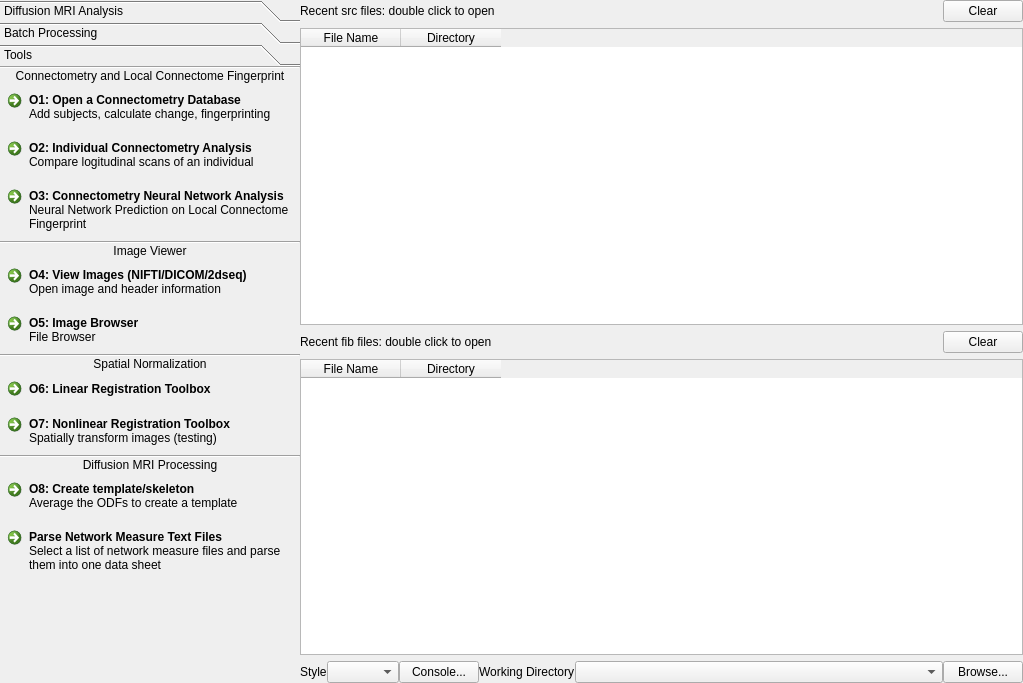
Qt form mainwindow.ui (frankyeh/DSI-Studio) before a commit.
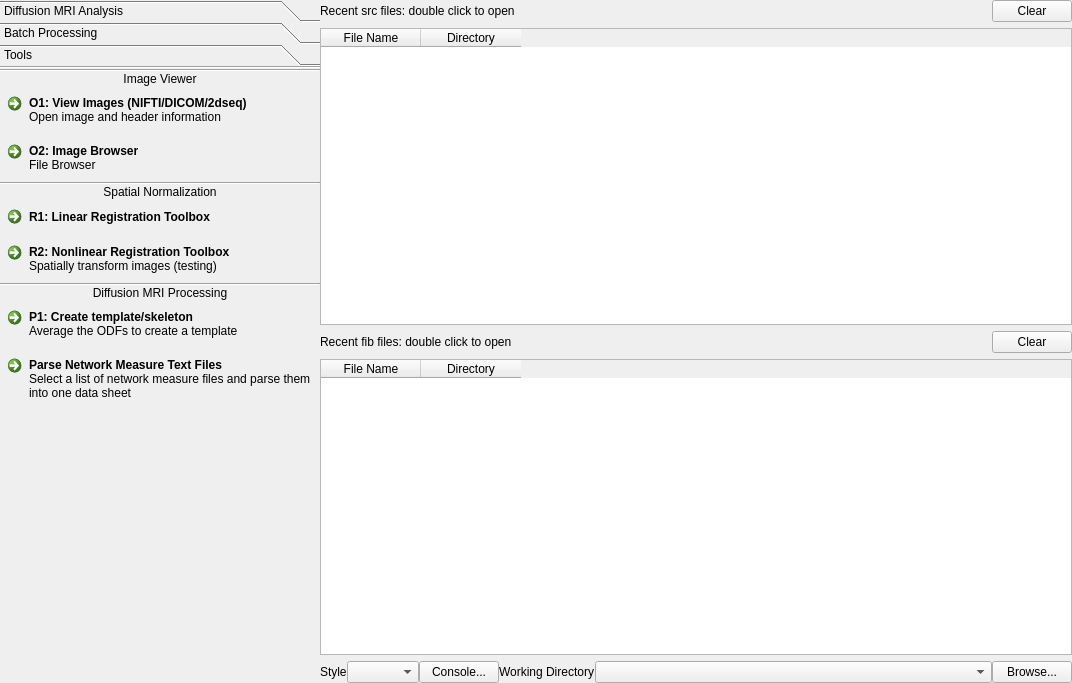
The same form after that commit. The open tabs and pages were chosen to show the change. Icons and pictures are not drawn.

What changed in the file:
```diff
--- a/mainwindow.ui
+++ b/mainwindow.ui
@@ -6,14 +6,18 @@
    <rect>
     <x>0</x>
     <y>0</y>
-    <width>1023</width>
+    <width>1072</width>
     <height>683</height>
    </rect>
   </property>
+  <property name="maximumSize">
+   <size>
+    <width>16777215</width>
+    <height>16777215</height>
+   </size>
+  </property>
   <property name="font">
-   <font>
-    <family>Arial</family>
-   </font>
+   <font/>
   </property>
   <property name="windowTitle">
    <string>DSI Studio</string>
@@ -24,7 +28,7 @@
   </property>
   <widget class="QWidget" name="centralWidget">
    <property name="sizePolicy">
-    <sizepolicy hsizetype="Expanding" vsizetype="Expanding">
+    <sizepolicy hsizetype="Preferred" vsizetype="Preferred">
      <horstretch>0</horstretch>
      <verstretch>0</verstretch>
     </sizepolicy>
@@ -55,7 +59,7 @@
       </property>
       <property name="maximumSize">
        <size>
-        <width>300</width>
+        <width>320</width>
         <height>16777215</height>
        </size>
       </property>
@@ -178,6 +182,16 @@
           </property>
          </widget>
         </item>
+        <item>
+         <widget class="QCommandLinkButton" name="open_db">
+          <property name="text">
+           <string>Step C2a: Modify a Connectometry Database</string>
+          </property>
+          <property name="description">
+           <string>Add or remove subjects, calculate longitudinal change, fingerprinting</string>
+          </property>
+         </widget>
+        </item>
         <item>
          <widget class="QCommandLinkButton" name="group_connectometry">
           <property name="text">
@@ -476,7 +490,7 @@
         <rect>
          <x>0</x>
          <y>0</y>
-         <width>300</width>
+         <width>320</width>
          <height>617</height>
         </rect>
        </property>
@@ -506,46 +520,6 @@
           </property>
          </widget>
         </item>
-        <item>
-         <widget class="QLabel" name="label_6">
-          <property name="text">
-           <string>Connectometry and Local Connectome Fingerprint</string>
-          </property>
-          <property name="alignment">
-           <set>Qt::AlignCenter</set>
-          </property>
-         </widget>
-        </item>
-        <item>
-         <widget class="QCommandLinkButton" name="open_db">
-          <property name="text">
-           <string>O1: Open a Connectometry Database</string>
-          </property>
-          <property name="description">
-           <string>Add subjects, calculate change, fingerprinting</string>
-          </property>
-         </widget>
-        </item>
-        <item>
-         <widget class="QCommandLinkButton" name="individual_connectometry">
-          <property name="text">
-           <string>O2: Individual Connectometry Analysis</string>
-          </property>
-          <property name="description">
-           <string>Compare logitudinal scans of an individual</string>
-          </property>
-         </widget>
-        </item>
-        <item>
-         <widget class="QCommandLinkButton" name="connectometry_nn">
-          <property name="text">
-           <string>O3: Connectometry Neural Network Analysis</string>
-          </property>
-          <property name="description">
-           <string>Neural Network Prediction on Local Connectome Fingerprint</string>
-          </property>
-         </widget>
-        </item>
         <item>
          <widget class="Line" name="line_2">
           <property name="orientation">
@@ -566,7 +540,7 @@
         <item>
          <widget class="QCommandLinkButton" name="view_image">
           <property name="text">
-           <string>O4: View Images (NIFTI/DICOM/2dseq)</string>
+           <string>O1: View Images (NIFTI/DICOM/2dseq)</string>
           </property>
           <property name="description">
            <string>Open image and header information</string>
@@ -576,7 +550,7 @@
         <item>
          <widget class="QCommandLinkButton" name="bruker_browser">
           <property name="text">
-           <string>O5: Image Browser</string>
+           <string>O2: Image Browser</string>
           </property>
           <property name="description">
            <string>File Browser</string>
@@ -603,14 +577,14 @@
         <item>
          <widget class="QCommandLinkButton" name="linear_reg">
           <property name="text">
-           <string>O6: Linear Registration Toolbox</string>
+           <string>R1: Linear Registration Toolbox</string>
           </property>
          </widget>
         </item>
         <item>
          <widget class="QCommandLinkButton" name="nonlinear_reg">
           <property name="text">
-           <string>O7: Nonlinear Registration Toolbox</string>
+           <string>R2: Nonlinear Registration Toolbox</string>
           </property>
           <property name="description">
            <string>Spatially transform images (testing)</string>
@@ -637,7 +611,7 @@
         <item>
          <widget class="QCommandLinkButton" name="averagefib">
           <property name="text">
-           <string>O8: Create template/skeleton</string>
+           <string>P1: Create template/skeleton</string>
           </property>
           <property name="description">
            <string>Average the ODFs to create a template</string>
@@ -674,7 +648,7 @@
     <item>
      <widget class="QWidget" name="widget" native="true">
       <property name="sizePolicy">
-       <sizepolicy hsizetype="Expanding" vsizetype="Expanding">
+       <sizepolicy hsizetype="Preferred" vsizetype="Preferred">
         <horstretch>0</horstretch>
         <verstretch>0</verstretch>
        </sizepolicy>
@@ -708,7 +682,7 @@
            <item>
             <widget class="QLabel" name="label_3">
              <property name="sizePolicy">
-              <sizepolicy hsizetype="Maximum" vsizetype="Preferred">
+              <sizepolicy hsizetype="Preferred" vsizetype="Preferred">
                <horstretch>0</horstretch>
                <verstretch>0</verstretch>
               </sizepolicy>
@@ -733,6 +707,12 @@
            </item>
            <item>
             <widget class="QPushButton" name="clear_src_history">
+             <property name="sizePolicy">
+              <sizepolicy hsizetype="Fixed" vsizetype="Fixed">
+               <horstretch>0</horstretch>
+               <verstretch>0</verstretch>
+              </sizepolicy>
+             </property>
              <property name="text">
               <string>Clear</string>
              </property>
@@ -783,7 +763,7 @@
            <item>
             <widget class="QLabel" name="label_2">
              <property name="sizePolicy">
-              <sizepolicy hsizetype="Maximum" vsizetype="Preferred">
+              <sizepolicy hsizetype="Preferred" vsizetype="Preferred">
                <horstretch>0</horstretch>
                <verstretch>0</verstretch>
               </sizepolicy>
@@ -808,6 +788,12 @@
            </item>
            <item>
             <widget class="QPushButton" name="clear_fib_history">
+             <property name="sizePolicy">
+              <sizepolicy hsizetype="Fixed" vsizetype="Fixed">
+               <horstretch>0</horstretch>
+               <verstretch>0</verstretch>
+              </sizepolicy>
+             </property>
              <property name="text">
               <string>Clear</string>
              </property>
@@ -854,6 +840,12 @@
            </property>
            <item>
             <widget class="QLabel" name="label_11">
+             <property name="sizePolicy">
+              <sizepolicy hsizetype="Fixed" vsizetype="Fixed">
+               <horstretch>0</horstretch>
+               <verstretch>0</verstretch>
+              </sizepolicy>
+             </property>
              <property name="text">
               <string>Style</string>
              </property>
@@ -864,6 +856,12 @@
            </item>
            <item>
             <widget class="QPushButton" name="show_console">
+             <property name="sizePolicy">
+              <sizepolicy hsizetype="Fixed" vsizetype="Fixed">
+               <horstretch>0</horstretch>
+               <verstretch>0</verstretch>
+              </sizepolicy>
+             </property>
              <property name="text">
               <string>Console...</string>
              </property>
@@ -885,7 +883,7 @@
            <item>
             <widget class="QComboBox" name="workDir">
              <property name="sizePolicy">
-              <sizepolicy hsizetype="Preferred" vsizetype="Fixed">
+              <sizepolicy hsizetype="Ignored" vsizetype="Fixed">
                <horstretch>0</horstretch>
                <verstretch>0</verstretch>
               </sizepolicy>
@@ -902,13 +900,16 @@
              <property name="currentIndex">
               <number>-1</number>
              </property>
-             <property name="sizeAdjustPolicy">
-              <enum>QComboBox::AdjustToMinimumContentsLength</enum>
-             </property>
             </widget>
            </item>
            <item>
             <widget class="QPushButton" name="browseDir">
+             <property name="sizePolicy">
+              <sizepolicy hsizetype="Fixed" vsizetype="Fixed">
+               <horstretch>0</horstretch>
+               <verstretch>0</verstretch>
+              </sizepolicy>
+             </property>
              <property name="maximumSize">
               <size>
                <width>100</width>
```
Left out of the diff: 21 changed lines with no effect on the pictures.
